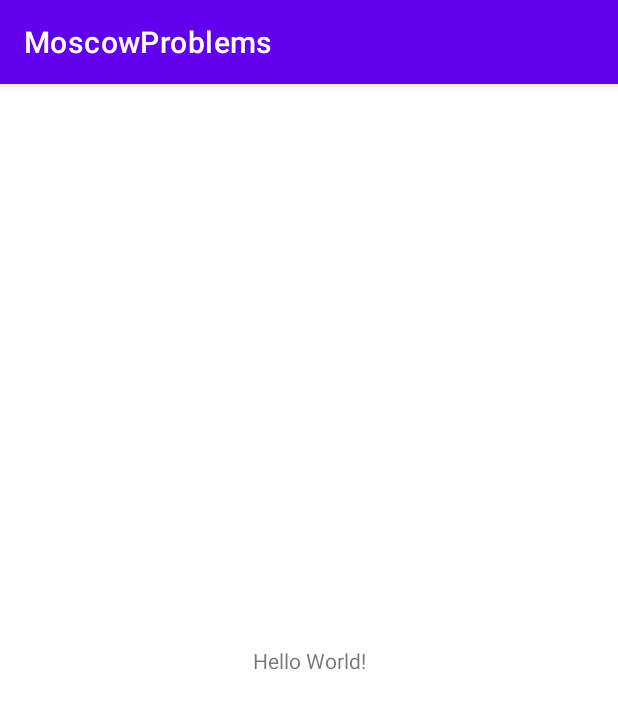
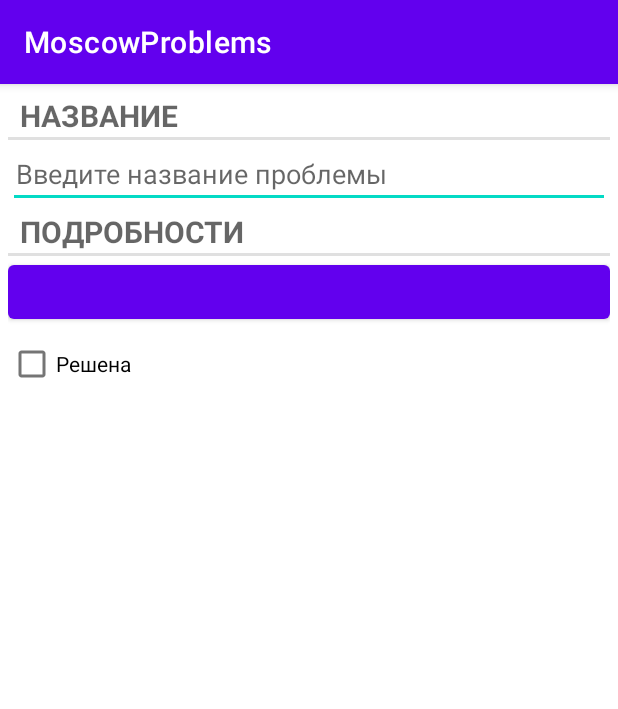
Before and after one commit to mne17let/MoscowProblems, an Android app: the screen it shows after launch (MainActivity), on a phone screen of 412 x 824 dp. Shown: the top 709 px of the screen. Run offline under Robolectric (Android 15) with nearby library versions, the phone set to English and light mode, and no system bars.

Commit message:
Добавил layout для фрагмента с описанием проблемы

```diff
--- a/app/src/main/java/com/example/moscowproblems/MainActivity.kt
+++ b/app/src/main/java/com/example/moscowproblems/MainActivity.kt
@@ -6,6 +6,6 @@ import android.os.Bundle
 class MainActivity : AppCompatActivity() {
     override fun onCreate(savedInstanceState: Bundle?) {
         super.onCreate(savedInstanceState)
-        setContentView(R.layout.activity_main)
+        setContentView(R.layout.fragment_problem)
     }
 }
--- /dev/null
+++ b/app/src/main/java/com/example/moscowproblems/Models/ProblemModel.kt
@@ -0,0 +1,8 @@
+package com.example.moscowproblems.Models
+
+import java.util.*
+
+data class ProblemModel(val id: UUID = UUID.randomUUID(),
+                        var title: String,
+                        var date: Date = Date(),
+                        var isSolved: Boolean = false)
--- /dev/null
+++ b/app/src/main/res/layout/fragment_problem.xml
@@ -0,0 +1,42 @@
+<?xml version="1.0" encoding="utf-8"?>
+<LinearLayout xmlns:android="http://schemas.android.com/apk/res/android"
+    android:orientation="vertical"
+    android:layout_width="match_parent"
+    android:layout_height="match_parent"
+    android:layout_margin="5dp">
+
+    <TextView
+        android:layout_width="match_parent"
+        android:layout_height="wrap_content"
+        android:text="@string/string_title_text"
+        android:textSize="20sp"
+        style="?android:listSeparatorTextViewStyle"/>
+
+    <EditText
+        android:id="@+id/id_edittext_title"
+        android:layout_width="match_parent"
+        android:layout_height="wrap_content"
+        android:hint="@string/string_title_hint"
+        android:paddingStart="5dp"
+        android:paddingEnd="5dp"
+        android:inputType="text"/>
+
+    <TextView
+        style="?android:listSeparatorTextViewStyle"
+        android:layout_width="match_parent"
+        android:layout_height="wrap_content"
+        android:text="@string/string_details_text"
+        android:textSize="20sp" />
+
+    <Button
+        android:id="@+id/id_button_with_date"
+        android:layout_width="match_parent"
+        android:layout_height="wrap_content" />
+
+    <CheckBox
+        android:id="@+id/id_checkbox_problem_solved"
+        android:layout_width="wrap_content"
+        android:layout_height="wrap_content"
+        android:text="@string/string_solved_text" />
+
+</LinearLayout>
--- a/app/src/main/res/values/strings.xml
+++ b/app/src/main/res/values/strings.xml
@@ -1,3 +1,9 @@
 <resources>
     <string name="app_name">MoscowProblems</string>
+
+    <string name="string_title_hint">Введите название проблемы</string>
+    <string name="string_title_text">Название</string>
+    <string name="string_details_text">Подробности</string>
+    <string name="string_solved_text">Решена</string>
+
 </resources>
```
